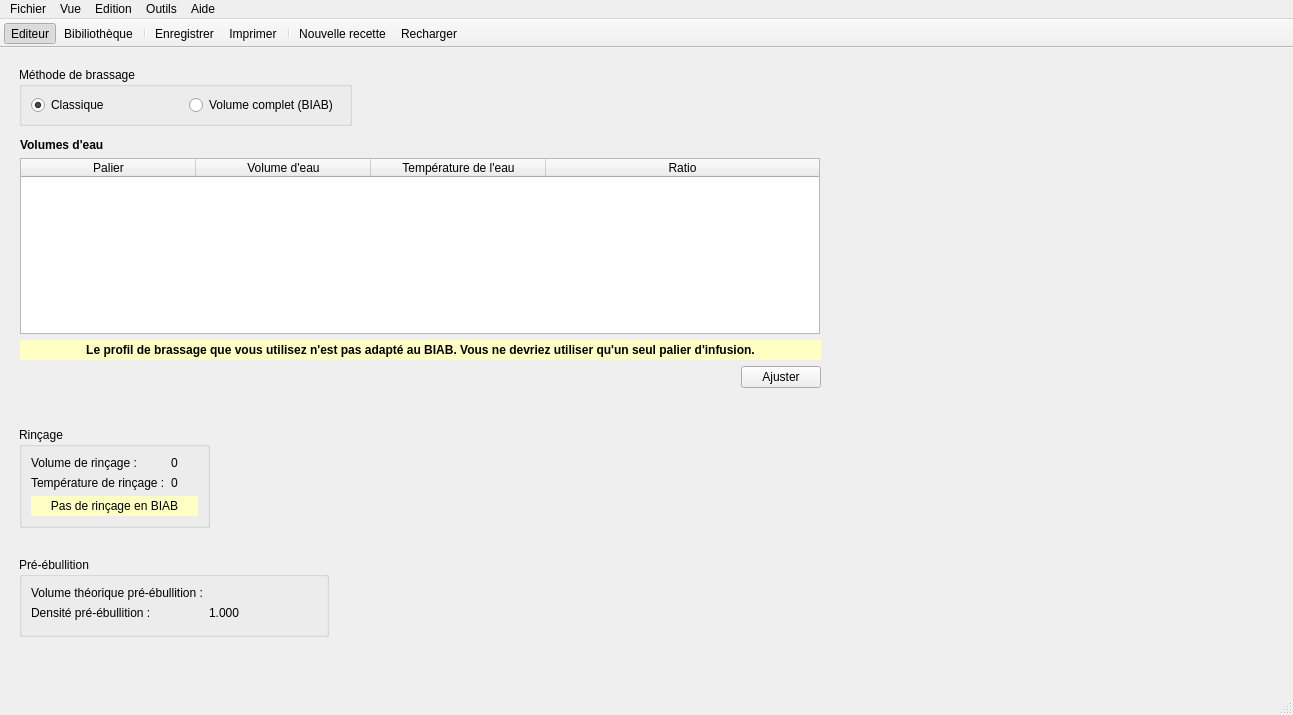
314r/joliebulle, file reader.ui: the form before one commit.
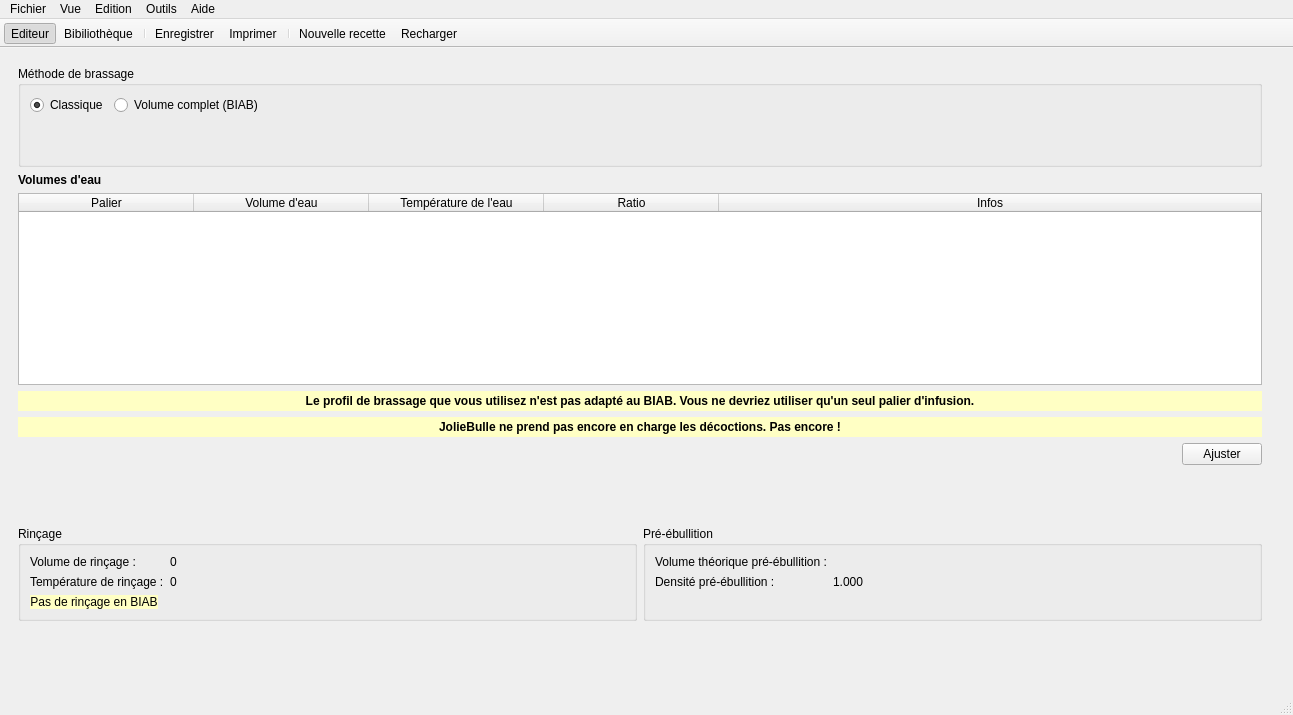
The form after the commit. The open tabs and pages were chosen to show the change. Icons and pictures are not drawn.

Commit message: colonne info et message decoctions

```diff
--- a/reader.ui
+++ b/reader.ui
@@ -1231,75 +1231,31 @@
        </layout>
       </widget>
       <widget class="QWidget" name="page_5">
-       <widget class="QGroupBox" name="groupBox">
-        <property name="geometry">
-         <rect>
-          <x>10</x>
-          <y>500</y>
-          <width>310</width>
-          <height>80</height>
-         </rect>
-        </property>
-        <property name="title">
-         <string>Pré-ébullition</string>
-        </property>
-        <layout class="QGridLayout" name="gridLayout_9">
-         <item row="0" column="0">
-          <layout class="QFormLayout" name="formLayout_8">
-           <item row="1" column="0">
-            <widget class="QLabel" name="label_18">
-             <property name="text">
-              <string>Volume théorique pré-ébullition :</string>
-             </property>
-            </widget>
-           </item>
+       <layout class="QGridLayout" name="gridLayout_12">
            <item row="2" column="0">
-            <widget class="QLabel" name="label_19">
-             <property name="text">
-              <string>Densité pré-ébullition :</string>
-             </property>
-            </widget>
-           </item>
-           <item row="2" column="1">
-            <widget class="QLabel" name="labelPreBoilGravity">
-             <property name="text">
-              <string>1.000</string>
-             </property>
-            </widget>
+         <spacer name="verticalSpacer_4">
+          <property name="orientation">
+           <enum>Qt::Vertical</enum>
+          </property>
+          <property name="sizeHint" stdset="0">
+           <size>
+            <width>20</width>
+            <height>40</height>
+           </size>
+          </property>
+         </spacer>
            </item>
            <item row="1" column="1">
-            <widget class="QLabel" name="labelPreBoilVol">
-             <property name="text">
-              <string/>
-             </property>
-            </widget>
-           </item>
-          </layout>
-         </item>
-        </layout>
-       </widget>
        <widget class="QLabel" name="label_23">
-        <property name="geometry">
-         <rect>
-          <x>782</x>
-          <y>305</y>
-          <width>16</width>
-          <height>16</height>
-         </rect>
-        </property>
         <property name="text">
          <string/>
         </property>
        </widget>
+        </item>
+        <item row="3" column="0">
+         <layout class="QHBoxLayout" name="horizontalLayout_18">
+          <item>
        <widget class="QGroupBox" name="groupBox_2">
-        <property name="geometry">
-         <rect>
-          <x>10</x>
-          <y>370</y>
-          <width>191</width>
-          <height>101</height>
-         </rect>
-        </property>
         <property name="minimumSize">
          <size>
           <width>0</width>
@@ -1346,9 +1302,7 @@
              </property>
             </widget>
            </item>
-          </layout>
-         </item>
-         <item row="1" column="0">
+               <item row="2" column="0">
           <widget class="QLabel" name="labelNoSparge">
            <property name="minimumSize">
             <size>
@@ -1365,52 +1319,54 @@
           </widget>
          </item>
         </layout>
-       </widget>
-       <widget class="QGroupBox" name="groupBox_3">
-        <property name="geometry">
-         <rect>
-          <x>10</x>
-          <y>10</y>
-          <width>333</width>
-          <height>59</height>
-         </rect>
-        </property>
+             </item>
+            </layout>
+           </widget>
+          </item>
+          <item>
+           <widget class="QGroupBox" name="groupBox">
         <property name="title">
-         <string>Méthode de brassage</string>
-        </property>
-        <layout class="QGridLayout" name="gridLayout_11">
+             <string>Pré-ébullition</string>
+            </property>
+            <layout class="QGridLayout" name="gridLayout_9">
          <item row="0" column="0">
-          <layout class="QHBoxLayout" name="horizontalLayout_17">
-           <item>
-            <widget class="QRadioButton" name="radioButtonClassicBrew">
+              <layout class="QFormLayout" name="formLayout_8">
+               <item row="1" column="0">
+                <widget class="QLabel" name="label_18">
              <property name="text">
-              <string>Classique</string>
-             </property>
-             <property name="checked">
-              <bool>true</bool>
+                  <string>Volume théorique pré-ébullition :</string>
+                 </property>
+                </widget>
+               </item>
+               <item row="2" column="0">
+                <widget class="QLabel" name="label_19">
+                 <property name="text">
+                  <string>Densité pré-ébullition :</string>
              </property>
             </widget>
            </item>
-           <item>
-            <widget class="QRadioButton" name="radioButtonBIAB">
+               <item row="2" column="1">
+                <widget class="QLabel" name="labelPreBoilGravity">
              <property name="text">
-              <string>Volume complet (BIAB)</string>
+                  <string>1.000</string>
              </property>
             </widget>
            </item>
+               <item row="1" column="1">
+                <widget class="QLabel" name="labelPreBoilVol">
+                 <property name="text">
+                  <string/>
+                 </property>
+                </widget>
+               </item>
           </layout>
          </item>
         </layout>
        </widget>
-       <widget class="QWidget" name="">
-        <property name="geometry">
-         <rect>
-          <x>11</x>
-          <y>81</y>
-          <width>801</width>
-          <height>250</height>
-         </rect>
-        </property>
+          </item>
+         </layout>
+        </item>
+        <item row="1" column="0">
         <layout class="QVBoxLayout" name="verticalLayout_12">
          <item>
           <widget class="QLabel" name="label_13">
@@ -1423,7 +1379,7 @@
           <widget class="QTableWidget" name="tableWidgetStepsBrewday">
            <property name="maximumSize">
             <size>
-             <width>800</width>
+              <width>123456</width>
              <height>200</height>
             </size>
            </property>
@@ -1443,7 +1399,7 @@
             <number>0</number>
            </property>
            <property name="columnCount">
-            <number>4</number>
+             <number>5</number>
            </property>
            <attribute name="horizontalHeaderCascadingSectionResizes">
             <bool>false</bool>
@@ -1483,6 +1439,11 @@
              <string>Ratio</string>
             </property>
            </column>
+            <column>
+             <property name="text">
+              <string>Infos</string>
+             </property>
+            </column>
           </widget>
          </item>
          <item>
@@ -1501,6 +1462,22 @@
            </property>
           </widget>
          </item>
+          <item>
+           <widget class="QLabel" name="labelNoDecoction">
+            <property name="minimumSize">
+             <size>
+              <width>0</width>
+              <height>20</height>
+             </size>
+            </property>
+            <property name="styleSheet">
+             <string notr="true">background-color: rgb(255, 255, 196);</string>
+            </property>
+            <property name="text">
+             <string>&lt;html&gt;&lt;head/&gt;&lt;body&gt;&lt;p align=&quot;center&quot;&gt;&lt;span style=&quot; font-weight:600;&quot;&gt;JolieBulle ne prend pas encore en charge les décoctions. Pas encore !&lt;/span&gt;&lt;/p&gt;&lt;/body&gt;&lt;/html&gt;</string>
+            </property>
+           </widget>
+          </item>
          <item>
           <layout class="QHBoxLayout" name="horizontalLayout_16">
            <item>
@@ -1526,7 +1503,86 @@
           </layout>
          </item>
         </layout>
-       </widget>
+        </item>
+        <item row="0" column="0">
+         <widget class="QGroupBox" name="groupBox_3">
+          <property name="title">
+           <string>Méthode de brassage</string>
+          </property>
+          <layout class="QGridLayout" name="gridLayout_11">
+           <property name="topMargin">
+            <number>9</number>
+           </property>
+           <property name="bottomMargin">
+            <number>9</number>
+           </property>
+           <item row="0" column="0">
+            <layout class="QHBoxLayout" name="horizontalLayout_17">
+             <property name="spacing">
+              <number>6</number>
+             </property>
+             <item>
+              <widget class="QRadioButton" name="radioButtonClassicBrew">
+               <property name="text">
+                <string>Classique</string>
+               </property>
+               <property name="checked">
+                <bool>true</bool>
+               </property>
+              </widget>
+             </item>
+             <item>
+              <widget class="QRadioButton" name="radioButtonBIAB">
+               <property name="text">
+                <string>Volume complet (BIAB)</string>
+               </property>
+              </widget>
+             </item>
+             <item>
+              <spacer name="horizontalSpacer_7">
+               <property name="orientation">
+                <enum>Qt::Horizontal</enum>
+               </property>
+               <property name="sizeHint" stdset="0">
+                <size>
+                 <width>40</width>
+                 <height>20</height>
+                </size>
+               </property>
+              </spacer>
+             </item>
+            </layout>
+           </item>
+           <item row="1" column="0">
+            <spacer name="verticalSpacer_5">
+             <property name="orientation">
+              <enum>Qt::Vertical</enum>
+             </property>
+             <property name="sizeHint" stdset="0">
+              <size>
+               <width>20</width>
+               <height>40</height>
+              </size>
+             </property>
+            </spacer>
+           </item>
+          </layout>
+         </widget>
+        </item>
+        <item row="4" column="0">
+         <spacer name="verticalSpacer_6">
+          <property name="orientation">
+           <enum>Qt::Vertical</enum>
+          </property>
+          <property name="sizeHint" stdset="0">
+           <size>
+            <width>20</width>
+            <height>40</height>
+           </size>
+          </property>
+         </spacer>
+        </item>
+       </layout>
       </widget>
      </widget>
     </item>
```
Left out of the diff: 4 changed lines with no effect on the pictures. Lines whose indentation alone changed are shown as unchanged. The commit also changes 2 other files.
